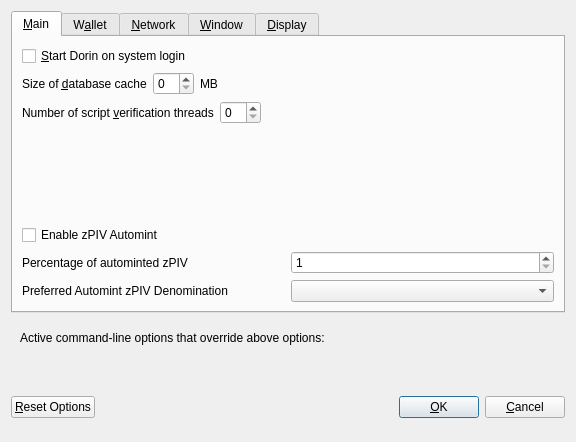
Before: the Qt Designer form src/qt/forms/optionsdialog.ui in TheRealOxyd69/Dorin, drawn with Qt 5.
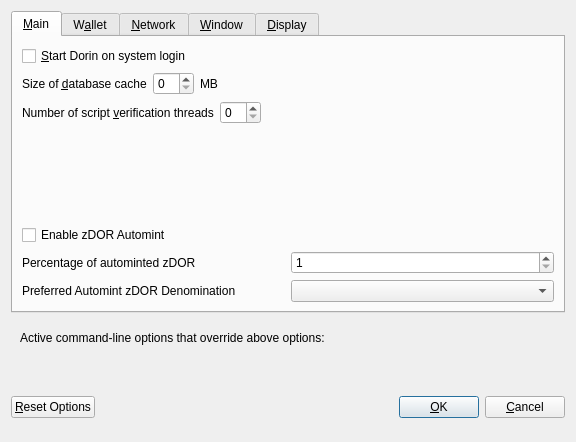
After: the same form once the commit is applied. Custom widgets are drawn as their Qt base class.

```diff
--- a/src/qt/forms/optionsdialog.ui
+++ b/src/qt/forms/optionsdialog.ui
@@ -139,7 +139,7 @@
           <enum>Qt::LeftToRight</enum>
          </property>
          <property name="text">
-          <string>Enable zPIV Automint</string>
+          <string>Enable zDOR Automint</string>
          </property>
         </widget>
        </item>
@@ -151,7 +151,7 @@
             <string>Percentage of incoming PIV which get automatically converted to zPIV via Zerocoin Protocol (min: 10%)</string>
            </property>
            <property name="text">
-            <string>Percentage of autominted zPIV</string>
+            <string>Percentage of autominted zDOR</string>
            </property>
           </widget>
          </item>
@@ -184,7 +184,7 @@
             <string>Wait with automatic conversion to Zerocoin until enough PIV for this denomination is available</string>
            </property>
            <property name="text">
-            <string>Preferred Automint zPIV Denomination</string>
+            <string>Preferred Automint zDOR Denomination</string>
            </property>
           </widget>
          </item>
```
Left out of the diff: 8 changed lines with no effect on the pictures.
